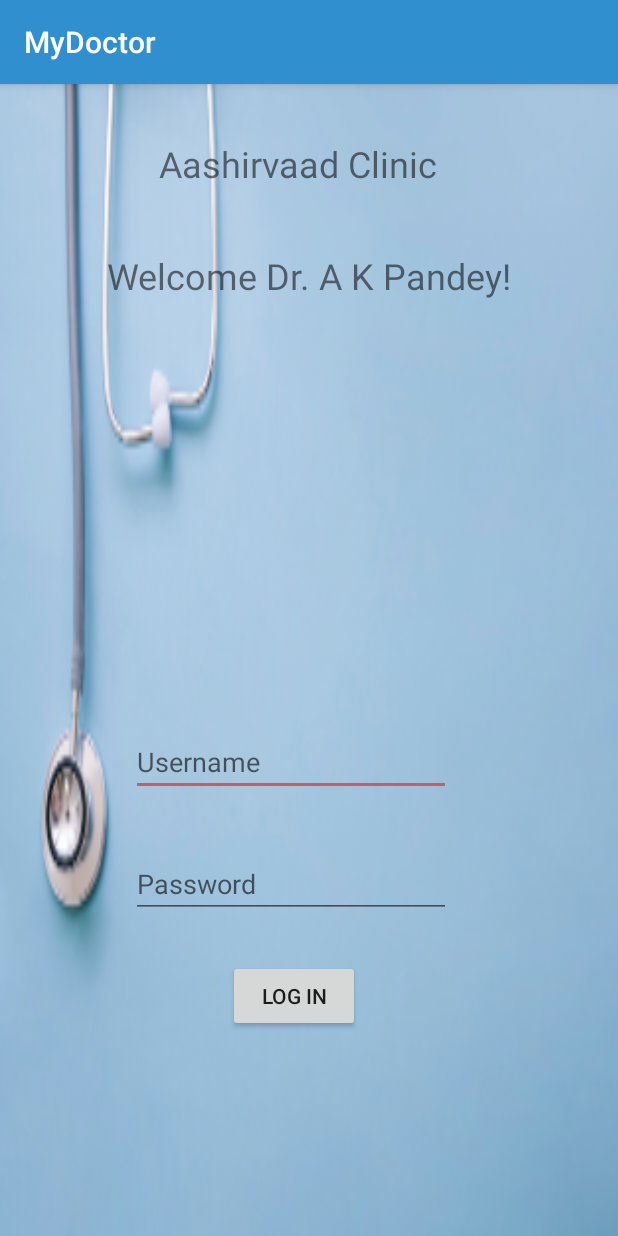
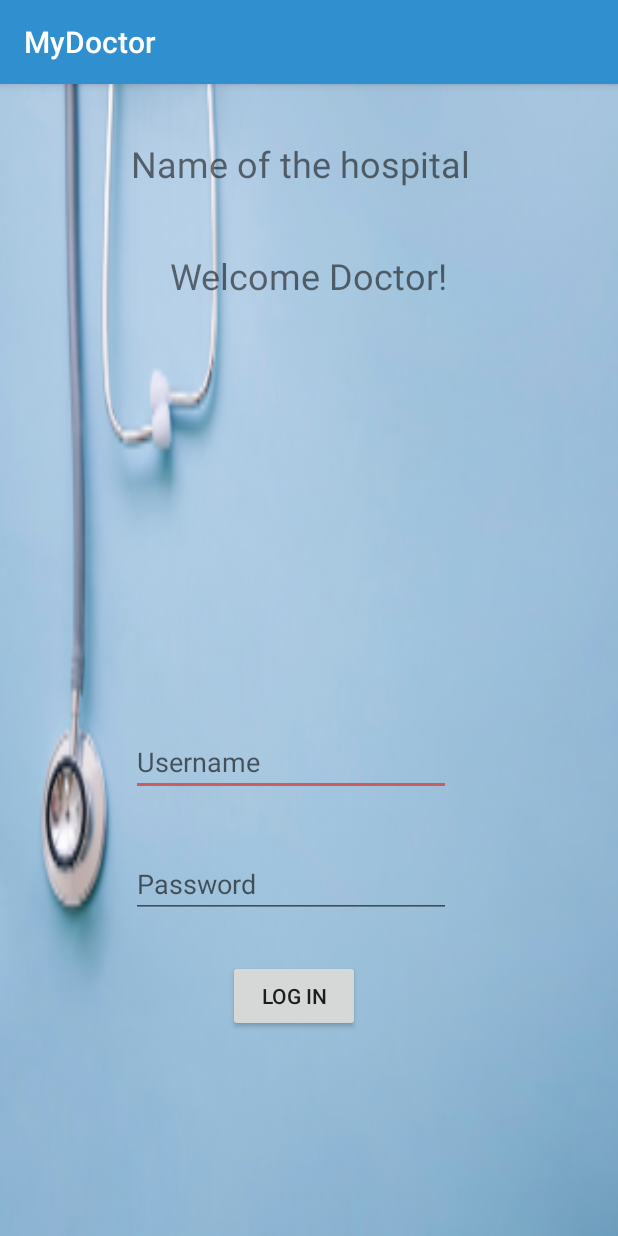
Before and after one commit to anand498/MyDoctor, an Android app: the screen it shows after launch (LoginActivity), on a phone screen of 412 x 824 dp. Run offline under Robolectric (Android 15) with nearby library versions, the phone set to English and light mode, and no system bars.

Commit message:
changes in the database and login

```diff
--- a/app/src/main/java/com/example/mydoctor/MyDatabaseHelper.java
+++ b/app/src/main/java/com/example/mydoctor/MyDatabaseHelper.java
@@ -58,8 +58,6 @@ class MyDatabaseHelper extends SQLiteOpenHelper {
         Log.e("check",c);
 //        Cursor cursor = myDB.query(TABLE_NAME, q, COLUMN_PHONE + "=?",
 //                new String[] { phone }+" AND ", null, null, null, null);
-//        Cursor cursor = myDB.query(TABLE_NAME, q, COLUMN_NAME + "=?",
-//                new String[] { phone }, null, null, null, null);
         if (cursor.getCount() > 0)
         {
             return "exists";
--- a/app/src/main/res/layout/activity_login.xml
+++ b/app/src/main/res/layout/activity_login.xml
@@ -15,7 +15,7 @@
         android:id="@+id/textView2"
         android:layout_width="wrap_content"
         android:layout_height="wrap_content"
-        android:text="Aashirvaad Clinic"
+        android:text="Name of the hospital"
         android:textSize="24sp"
         app:layout_constraintBottom_toBottomOf="parent"
         app:layout_constraintEnd_toEndOf="parent"
@@ -30,7 +30,7 @@
         android:id="@+id/textView"
         android:layout_width="wrap_content"
         android:layout_height="wrap_content"
-        android:text="Welcome Dr. A K Pandey!"
+        android:text="Welcome Doctor!"
         android:textSize="24sp"
         app:layout_constraintBottom_toBottomOf="parent"
         app:layout_constraintEnd_toEndOf="parent"
```
